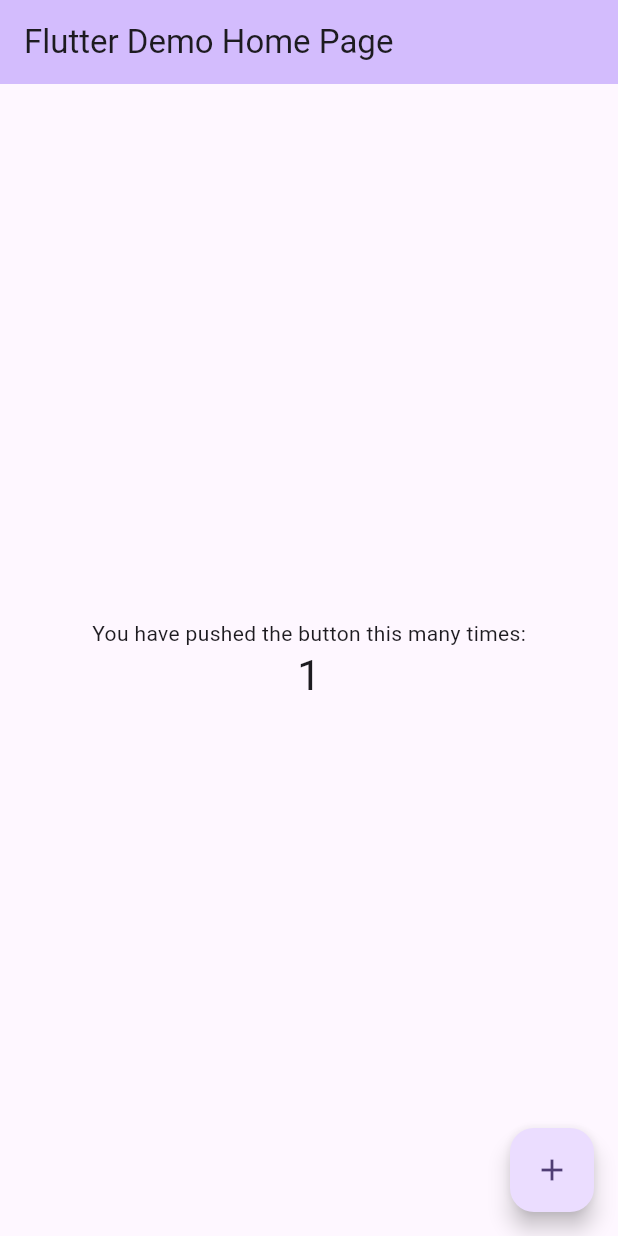
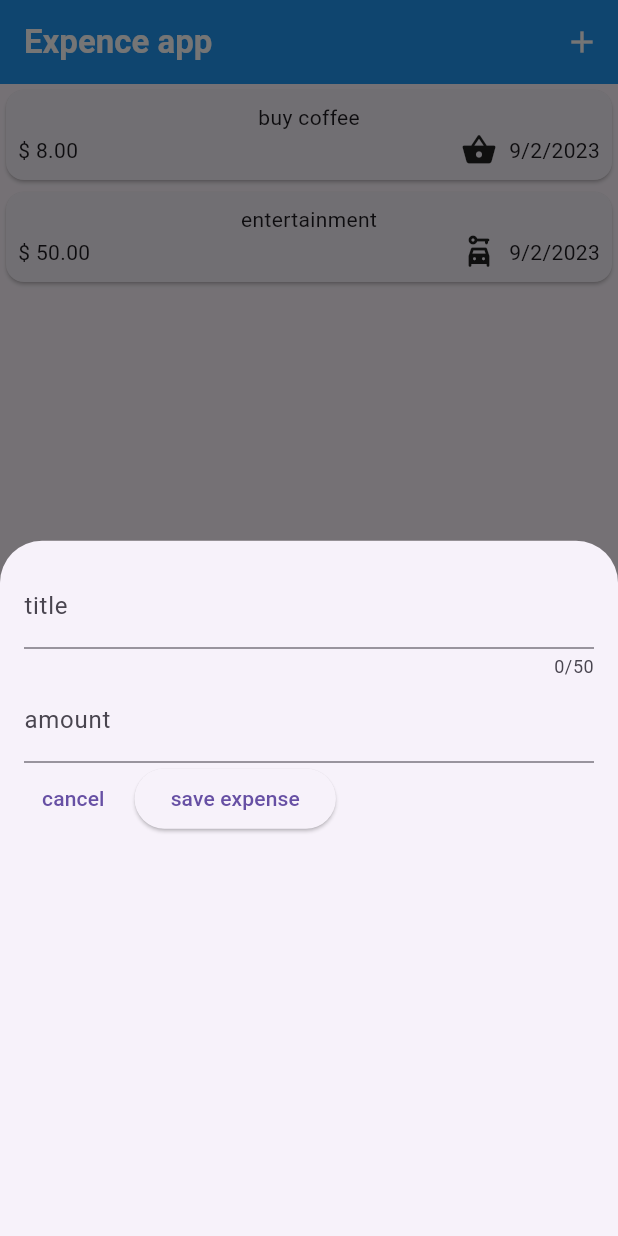
Before and after one commit to drkreza/udemy_expense_app, a Flutter app: the screen it shows after launch, after a tap on the "add" icon, on a phone screen of 412 x 824 dp. Run offline on Flutter 3.47's test engine with Material 2 defaults, Android fonts, the phone set to English and light mode, and no system bars.

Commit message:
listview modalbottomsheet listInitializer TextEditingController and dispose it

```diff
--- a/lib/main.dart
+++ b/lib/main.dart
@@ -1,125 +1,12 @@
 import 'package:flutter/material.dart';
+import 'package:udemy_expense_app/widgets/expenses.dart';
 
 void main() {
-  runApp(const MyApp());
+  runApp(
+    MaterialApp(
+      theme: ThemeData(useMaterial3: true),
+      debugShowCheckedModeBanner: false,
+      home: Expenses(),
+    ),
+  );
 }
-
-class MyApp extends StatelessWidget {
-  const MyApp({super.key});
-
-  // This widget is the root of your application.
-  @override
-  Widget build(BuildContext context) {
-    return MaterialApp(
-      title: 'Flutter Demo',
-      theme: ThemeData(
-        // This is the theme of your application.
-        //
-        // TRY THIS: Try running your application with "flutter run". You'll see
-        // the application has a blue toolbar. Then, without quitting the app,
-        // try changing the seedColor in the colorScheme below to Colors.green
-        // and then invoke "hot reload" (save your changes or press the "hot
-        // reload" button in a Flutter-supported IDE, or press "r" if you used
-        // the command line to start the app).
-        //
-        // Notice that the counter didn't reset back to zero; the application
-        // state is not lost during the reload. To reset the state, use hot
-        // restart instead.
-        //
-        // This works for code too, not just values: Most code changes can be
-        // tested with just a hot reload.
-        colorScheme: ColorScheme.fromSeed(seedColor: Colors.deepPurple),
-        useMaterial3: true,
-      ),
-      home: const MyHomePage(title: 'Flutter Demo Home Page'),
-    );
-  }
-}
-
-class MyHomePage extends StatefulWidget {
-  const MyHomePage({super.key, required this.title});
-
-  // This widget is the home page of your application. It is stateful, meaning
-  // that it has a State object (defined below) that contains fields that affect
-  // how it looks.
-
-  // This class is the configuration for the state. It holds the values (in this
-  // case the title) provided by the parent (in this case the App widget) and
-  // used by the build method of the State. Fields in a Widget subclass are
-  // always marked "final".
-
-  final String title;
-
-  @override
-  State<MyHomePage> createState() => _MyHomePageState();
-}
-
-class _MyHomePageState extends State<MyHomePage> {
-  int _counter = 0;
-
-  void _incrementCounter() {
-    setState(() {
-      // This call to setState tells the Flutter framework that something has
-      // changed in this State, which causes it to rerun the build method below
-      // so that the display can reflect the updated values. If we changed
-      // _counter without calling setState(), then the build method would not be
-      // called again, and so nothing would appear to happen.
-      _counter++;
-    });
-  }
-
-  @override
-  Widget build(BuildContext context) {
-    // This method is rerun every time setState is called, for instance as done
-    // by the _incrementCounter method above.
-    //
-    // The Flutter framework has been optimized to make rerunning build methods
-    // fast, so that you can just rebuild anything that needs updating rather
-    // than having to individually change instances of widgets.
-    return Scaffold(
-      appBar: AppBar(
-        // TRY THIS: Try changing the color here to a specific color (to
-        // Colors.amber, perhaps?) and trigger a hot reload to see the AppBar
-        // change color while the other colors stay the same.
-        backgroundColor: Theme.of(context).colorScheme.inversePrimary,
-        // Here we take the value from the MyHomePage object that was created by
-        // the App.build method, and use it to set our appbar title.
-        title: Text(widget.title),
-      ),
-      body: Center(
-        // Center is a layout widget. It takes a single child and positions it
-        // in the middle of the parent.
-        child: Column(
-          // Column is also a layout widget. It takes a list of children and
-          // arranges them vertically. By default, it sizes itself to fit its
-          // children horizontally, and tries to be as tall as its parent.
-          //
-          // Column has various properties to control how it sizes itself and
-          // how it positions its children. Here we use mainAxisAlignment to
-          // center the children vertically; the main axis here is the vertical
-          // axis because Columns are vertical (the cross axis would be
-          // horizontal).
-          //
-          // TRY THIS: Invoke "debug painting" (choose the "Toggle Debug Paint"
-          // action in the IDE, or press "p" in the console), to see the
-          // wireframe for each widget.
-          mainAxisAlignment: MainAxisAlignment.center,
-          children: <Widget>[
-            const Text(
-              'You have pushed the button this many times:',
-            ),
-            Text(
-              '$_counter',
-              style: Theme.of(context).textTheme.headlineMedium,
-            ),
-          ],
-        ),
-      ),
-      floatingActionButton: FloatingActionButton(
-        onPressed: _incrementCounter,
-        tooltip: 'Increment',
-        child: const Icon(Icons.add),
-      ), // This trailing comma makes auto-formatting nicer for build methods.
-    );
-  }
-}
--- /dev/null
+++ b/lib/model/expense.dart
@@ -0,0 +1,36 @@
+import 'package:flutter/material.dart';
+import 'package:intl/intl.dart';
+import 'package:uuid/uuid.dart';
+
+var formatter = DateFormat.yMd();
+
+const uuid = Uuid();
+
+enum Category { sport, food, rent, shop }
+
+const categoryIcons = {
+  Category.sport: Icons.sports_baseball,
+  Category.food: Icons.food_bank,
+  Category.rent: Icons.car_rental_rounded,
+  Category.shop: Icons.shopping_basket,
+};
+
+class Expense {
+  Expense({
+    required this.title,
+    required this.amount,
+    required this.date,
+    required this.category,
+  }) : id = uuid.v4(); // this is an example of initializer list
+
+  String id;
+  String title;
+  double amount;
+  DateTime date;
+  Category category;
+
+String get formattedDate{
+  return formatter.format(date);
+}
+
+}
--- /dev/null
+++ b/lib/widgets/expense_item.dart
@@ -0,0 +1,39 @@
+import 'package:flutter/material.dart';
+import 'package:udemy_expense_app/model/expense.dart';
+
+class ExpenseItem extends StatelessWidget {
+  const ExpenseItem(this.expense, {super.key});
+
+  final Expense expense;
+
+  @override
+  Widget build(BuildContext context) {
+    return Card(
+      child: Padding(
+        padding: const EdgeInsets.all(8.0),
+        child: Column(
+          children: [
+            Text(expense.title),
+            Row(
+              children: [
+                Text('\$ ${expense.amount.toStringAsFixed(2)}'),
+                const Spacer(),
+                Row(
+                  children: [
+                    Icon(categoryIcons[expense.category]),
+                    const SizedBox(
+                      width: 8.0,
+                    ),
+                    Text(
+                      expense.formattedDate,
+                    ),
+                  ],
+                )
+              ],
+            )
+          ],
+        ),
+      ),
+    );
+  }
+}
--- /dev/null
+++ b/lib/widgets/expenses.dart
@@ -0,0 +1,61 @@
+import 'package:flutter/material.dart';
+import 'package:udemy_expense_app/widgets/expenses_list.dart';
+import 'package:udemy_expense_app/model/expense.dart';
+import 'package:udemy_expense_app/widgets/new_expense.dart';
+
+class Expenses extends StatefulWidget {
+  Expenses({super.key});
+
+  final List<Expense> _expensesList = [
+    Expense(
+        title: 'buy coffee',
+        amount: 8,
+        date: DateTime.now(),
+        category: Category.shop),
+    Expense(
+        title: 'entertainment',
+        amount: 50,
+        date: DateTime.now(),
+        category: Category.rent),
+  ];
+
+  @override
+  State<Expenses> createState() => _ExpensesState();
+}
+
+class _ExpensesState extends State<Expenses> {
+  void _openAddExpenseOverlay() {
+    showModalBottomSheet(
+      context: context,
+      builder: (ctx) => NewExpense(),
+    );
+  }
+
+  @override
+  Widget build(BuildContext context) {
+    return Scaffold(
+      appBar: AppBar(
+        title: const Text(
+          'Expence app ',
+          style: TextStyle(color: Colors.white, fontWeight: FontWeight.bold),
+        ),
+        actions: [
+          IconButton(
+            onPressed: _openAddExpenseOverlay,
+            icon: const Icon(Icons.add,color: Colors.white,),
+          ),
+        ],
+        backgroundColor: Colors.blue,
+      ),
+      body: Column(
+        children: [
+          Expanded(
+            child: ExpensesList(
+              expensesList: widget._expensesList,
+            ),
+          ),
+        ],
+      ),
+    );
+  }
+}
--- /dev/null
+++ b/lib/widgets/expenses_list.dart
@@ -0,0 +1,17 @@
+import 'package:flutter/material.dart';
+import 'package:udemy_expense_app/model/expense.dart';
+import 'package:udemy_expense_app/widgets/expense_item.dart';
+
+class ExpensesList extends StatelessWidget {
+  const ExpensesList({super.key, required this.expensesList});
+
+  final List<Expense> expensesList;
+
+  @override
+  Widget build(BuildContext context) {
+    return ListView.builder(
+      itemCount: expensesList.length,
+      itemBuilder: (context, index) => ExpenseItem(expensesList[index]),
+    );
+  }
+}
--- /dev/null
+++ b/lib/widgets/new_expense.dart
@@ -0,0 +1,73 @@
+import 'package:flutter/material.dart';
+
+class NewExpense extends StatefulWidget {
+  const NewExpense({super.key});
+
+  @override
+  State<NewExpense> createState() => _NewExpenseState();
+}
+
+class _NewExpenseState extends State<NewExpense> {
+  // String _expenseTitle = '';
+  // void _saveExpenseTitle(String title) {
+  //   _expenseTitle = title;
+  // }
+
+  final _titleController = TextEditingController();
+  final _amountController = TextEditingController();
+
+  @override
+  void dispose() {
+    _titleController.dispose();
+    _amountController.dispose();
+    super.dispose();
+  }
+
+  @override
+  Widget build(BuildContext context) {
+    return Padding(
+      padding: const EdgeInsets.all(16),
+      child: Column(
+        children: [
+          TextField(
+            controller: _titleController,
+            // onChanged: _saveExpenseTitle,
+            maxLength: 50,
+            // keyboardType: TextInputType.emailAddress,
+            decoration: const InputDecoration(
+              label: Text('title'),
+            ),
+          ),
+          TextField(
+            controller: _amountController,
+            keyboardType: TextInputType.number,
+            decoration: const InputDecoration(
+              label: Text('amount'),
+              prefix: Text('\$ '),
+            ),
+          ),
+          Row(
+            children: [
+              TextButton(
+                onPressed: () {
+                  Navigator.pop(context);
+                },
+                child: const Text('cancel'),
+              ),
+              const SizedBox(
+                width: 8.0,
+              ),
+              ElevatedButton(
+                onPressed: () {
+                  print(_titleController.text);
+                  print(_amountController.text);
+                },
+                child: const Text('save expense'),
+              ),
+            ],
+          ),
+        ],
+      ),
+    );
+  }
+}
--- a/pubspec.yaml
+++ b/pubspec.yaml
@@ -35,6 +35,8 @@ dependencies:
   # The following adds the Cupertino Icons font to your application.
   # Use with the CupertinoIcons class for iOS style icons.
   cupertino_icons: ^1.0.2
+  uuid: ^4.0.0
+  intl: ^0.18.1
 
 dev_dependencies:
   flutter_test:
```
Also changed, not shown: pubspec.lock.
